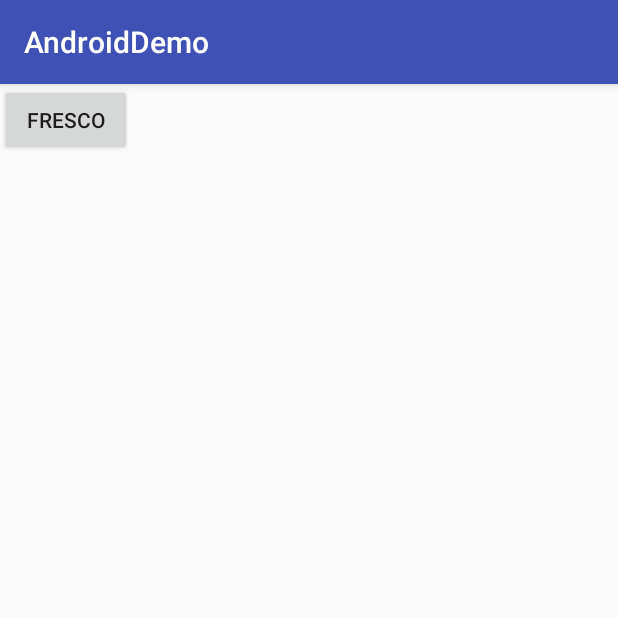
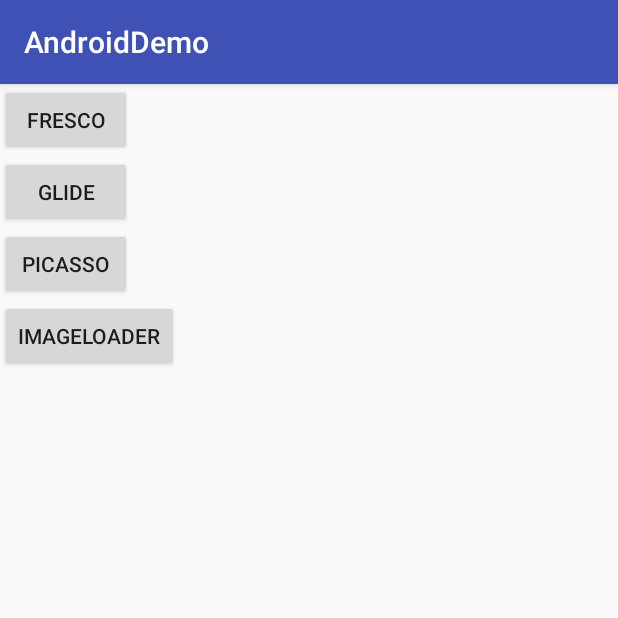
Before and after one commit to gx0609m/AndroidDemo, an Android app: the ImageLoadLearningActivity screen opened directly, with no data from a screen before it, on a phone screen of 412 x 824 dp, the top half of it. Run offline under Robolectric (Android 15) with nearby library versions, the phone set to English and light mode, and no system bars; pictures from the network do not load.

Commit message:
imageload

```diff
--- a/app/src/main/AndroidManifest.xml
+++ b/app/src/main/AndroidManifest.xml
@@ -1,6 +1,8 @@
 <?xml version="1.0" encoding="utf-8"?>
 <manifest xmlns:android="http://schemas.android.com/apk/res/android"
     package="com.example.administrator.androiddemo">
+
+    <uses-permission android:name="android.permission.INTERNET"/>
 
     <application
         android:name=".MyApplication"
@@ -42,6 +44,9 @@
         <!-- 图片加载相关 -->
         <activity android:name=".imageload.ImageLoadLearningActivity" />
         <activity android:name=".imageload.fresco.FrescoLearningActivity" />
+        <activity android:name=".imageload.glide.GlideLearningActivity"/>
+        <activity android:name=".imageload.picasso.PicassoLearningActivity"/>
+        <activity android:name=".imageload.universalimageloader.UniversalImageLoaderLearningActivity"/>
 
     </application>
 
--- a/app/src/main/java/com/example/administrator/androiddemo/imageload/ImageLoadLearningActivity.java
+++ b/app/src/main/java/com/example/administrator/androiddemo/imageload/ImageLoadLearningActivity.java
@@ -9,6 +9,9 @@ import android.widget.Button;
 
 import com.example.administrator.androiddemo.R;
 import com.example.administrator.androiddemo.imageload.fresco.FrescoLearningActivity;
+import com.example.administrator.androiddemo.imageload.glide.GlideLearningActivity;
+import com.example.administrator.androiddemo.imageload.picasso.PicassoLearningActivity;
+import com.example.administrator.androiddemo.imageload.universalimageloader.UniversalImageLoaderLearningActivity;
 
 /**
  * Created by gx on 2018/3/15 0015
@@ -17,6 +20,9 @@ import com.example.administrator.androiddemo.imageload.fresco.FrescoLearningActi
 public class ImageLoadLearningActivity extends AppCompatActivity implements View.OnClickListener {
 
     private Button fresco;
+    private Button glide;
+    private Button picasso;
+    private Button imageLoader;
 
     @Override
     protected void onCreate(@Nullable Bundle savedInstanceState) {
@@ -26,17 +32,38 @@ public class ImageLoadLearningActivity extends AppCompatActivity implements View
         initView();
     }
 
-    private void initView(){
+    private void initView() {
         fresco = (Button) findViewById(R.id.fresco);
         fresco.setOnClickListener(this);
+
+        glide = (Button) findViewById(R.id.glide);
+        glide.setOnClickListener(this);
+
+        picasso = (Button) findViewById(R.id.picasso);
+        picasso.setOnClickListener(this);
+
+        imageLoader = (Button) findViewById(R.id.imageLoader);
+        imageLoader.setOnClickListener(this);
     }
 
     @Override
     public void onClick(View v) {
         Intent intent;
-        switch (v.getId()){
+        switch (v.getId()) {
             case R.id.fresco:
                 intent = new Intent(this, FrescoLearningActivity.class);
+                startActivity(intent);
+                break;
+            case R.id.glide:
+                intent = new Intent(this, GlideLearningActivity.class);
+                startActivity(intent);
+                break;
+            case R.id.picasso:
+                intent = new Intent(this, PicassoLearningActivity.class);
+                startActivity(intent);
+                break;
+            case R.id.imageLoader:
+                intent = new Intent(this, UniversalImageLoaderLearningActivity.class);
                 startActivity(intent);
                 break;
         }
--- /dev/null
+++ b/app/src/main/res/layout/activity_glide_learning.xml
@@ -0,0 +1,6 @@
+<?xml version="1.0" encoding="utf-8"?>
+<LinearLayout xmlns:android="http://schemas.android.com/apk/res/android"
+    android:layout_width="match_parent"
+    android:layout_height="match_parent">
+
+</LinearLayout>
--- a/app/src/main/res/layout/activity_image_load_learning.xml
+++ b/app/src/main/res/layout/activity_image_load_learning.xml
@@ -10,4 +10,21 @@
         android:layout_height="wrap_content"
         android:text="Fresco"/>
 
+    <Button
+        android:id="@+id/glide"
+        android:layout_width="wrap_content"
+        android:layout_height="wrap_content"
+        android:text="Glide"/>
+
+    <Button
+        android:id="@+id/picasso"
+        android:layout_width="wrap_content"
+        android:layout_height="wrap_content"
+        android:text="Picasso"/>
+
+    <Button
+        android:id="@+id/imageLoader"
+        android:layout_width="wrap_content"
+        android:layout_height="wrap_content"
+        android:text="ImageLoader"/>
 </LinearLayout>
--- /dev/null
+++ b/app/src/main/res/layout/activity_picasso_learning.xml
@@ -0,0 +1,6 @@
+<?xml version="1.0" encoding="utf-8"?>
+<LinearLayout xmlns:android="http://schemas.android.com/apk/res/android"
+    android:layout_width="match_parent"
+    android:layout_height="match_parent">
+
+</LinearLayout>
--- /dev/null
+++ b/app/src/main/res/layout/activity_universal_image_loader_learning.xml
@@ -0,0 +1,6 @@
+<?xml version="1.0" encoding="utf-8"?>
+<LinearLayout xmlns:android="http://schemas.android.com/apk/res/android"
+    android:layout_width="match_parent"
+    android:layout_height="match_parent">
+
+</LinearLayout>
```
Also changed, not shown: app/src/main/java/com/example/administrator/androiddemo/imageload/fresco/FrescoLearningActivity.java (+34 -3 lines), app/src/main/java/com/example/administrator/androiddemo/imageload/glide/GlideLearningActivity.java (added, +20 -0 lines), app/src/main/java/com/example/administrator/androiddemo/imageload/picasso/PicassoLearningActivity.java (added, +20 -0 lines), app/src/main/java/com/example/administrator/androiddemo/imageload/universalimageloader/UniversalImageLoaderLearningActivity.java (added, +20 -0 lines), app/src/main/res/layout/activity_fresco_learning.xml (+8 -0 lines), 1 other file.
